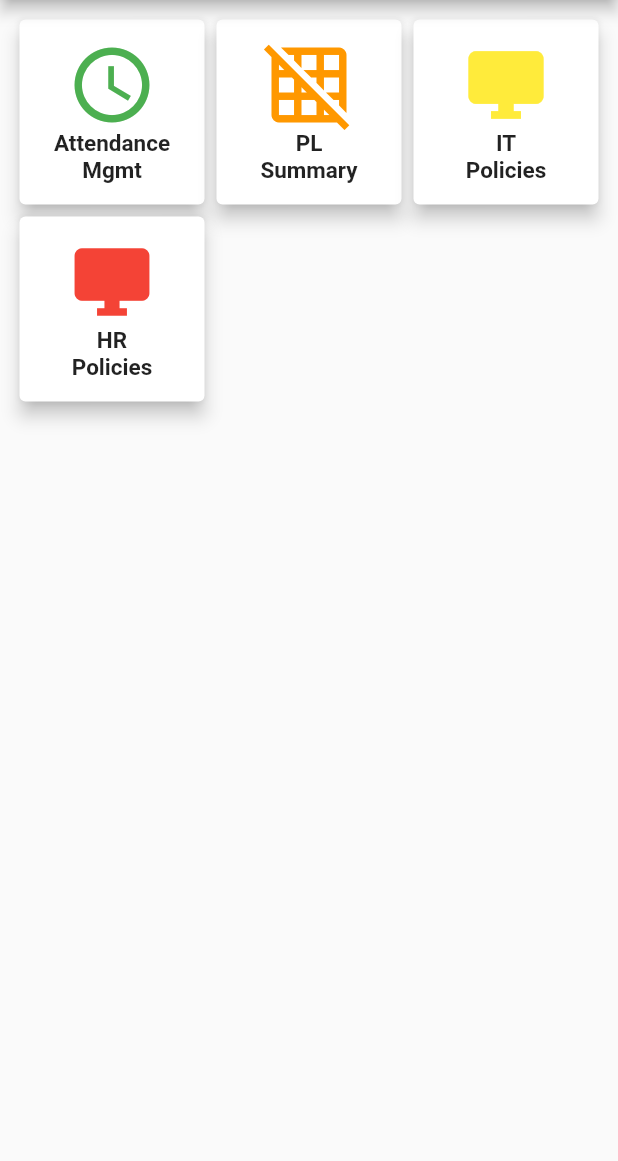
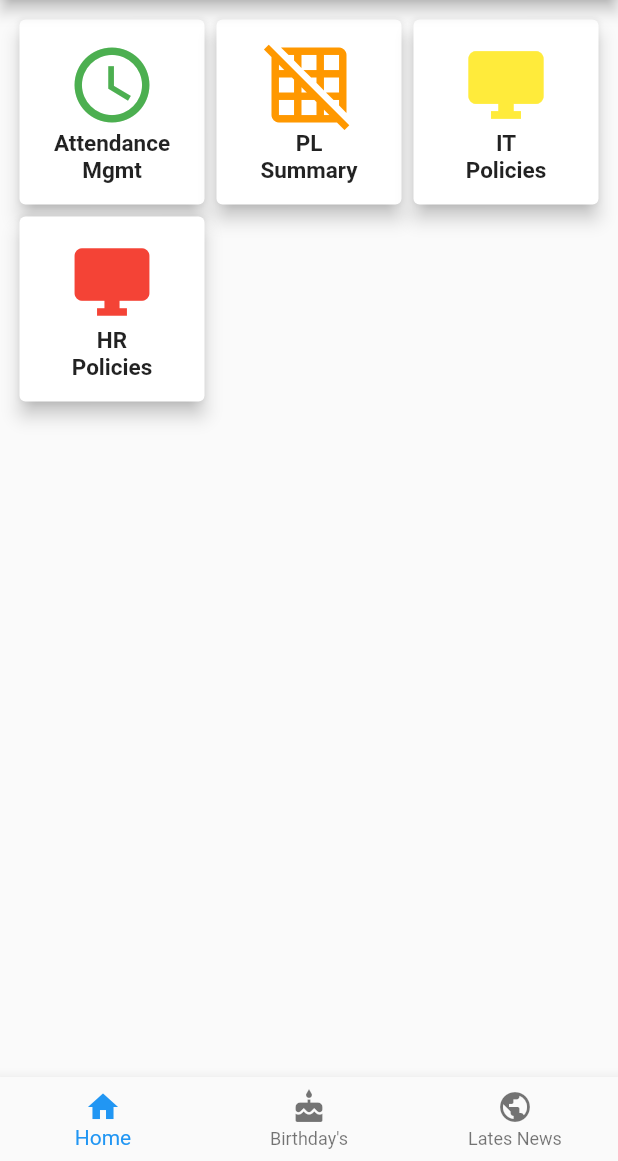
Before and after one commit to rahul1290/ibc_emp_portal, a Flutter app: the Dashbaord screen opened by its route, on a phone screen of 412 x 824 dp, the part 75-1236 px from its top. Run offline on Flutter 3.47's test engine with Material 2 defaults, Android fonts, the phone set to English and light mode, and no system bars; our stand-ins replace sqflite; missing offline and left inert: json_table; accounts and stored records are empty.

```diff
--- a/lib/dashboard.dart
+++ b/lib/dashboard.dart
@@ -105,7 +105,7 @@ class _DashbaordState extends State<Dashbaord> {
       child: Scaffold(
           appBar: AppbarPage('IBC24 EMP-Portal'),
           drawer: DrawerPage(),
-          //bottomNavigationBar: Bottomnavigation(),
+          bottomNavigationBar: Bottomnavigation(),
           body: tabs[0],
       ),
     );
```
